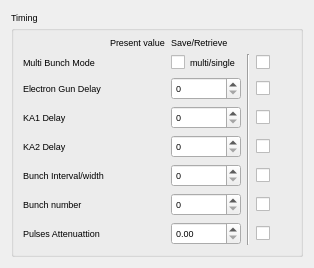
Before: the Qt Designer form ctli/widgets/ui/snapshot_timing.ui in srgblnch/LinacGUI, drawn with Qt 5.
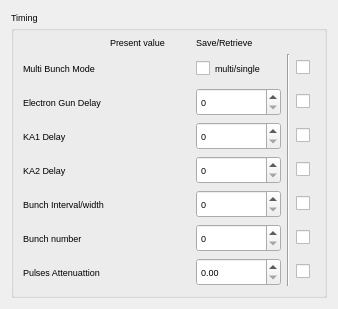
After: the same form once the commit is applied. Custom widgets are drawn as their Qt base class.

Commit message: force widget sizes to avoid column resizes

```diff
--- a/ctli/widgets/ui/snapshot_timing.ui
+++ b/ctli/widgets/ui/snapshot_timing.ui
@@ -6,8 +6,8 @@
    <rect>
     <x>0</x>
     <y>0</y>
-    <width>314</width>
-    <height>235</height>
+    <width>338</width>
+    <height>306</height>
    </rect>
   </property>
   <property name="font">
@@ -53,7 +53,14 @@
        </widget>
       </item>
       <item row="7" column="1">
-       <widget class="TaurusLabel" name="GPARead"/>
+       <widget class="TaurusLabel" name="GPARead">
+        <property name="minimumSize">
+         <size>
+          <width>80</width>
+          <height>20</height>
+         </size>
+        </property>
+       </widget>
       </item>
       <item row="3" column="4">
        <widget class="QCheckBox" name="ka1DelayCheck">
@@ -63,10 +70,30 @@
        </widget>
       </item>
       <item row="6" column="2">
-       <widget class="QSpinBox" name="GPNWrite"/>
+       <widget class="QSpinBox" name="GPNWrite">
+        <property name="minimumSize">
+         <size>
+          <width>85</width>
+          <height>28</height>
+         </size>
+        </property>
+        <property name="maximumSize">
+         <size>
+          <width>85</width>
+          <height>28</height>
+         </size>
+        </property>
+       </widget>
       </item>
       <item row="3" column="1">
-       <widget class="TaurusLabel" name="ka1DelayRead"/>
+       <widget class="TaurusLabel" name="ka1DelayRead">
+        <property name="minimumSize">
+         <size>
+          <width>80</width>
+          <height>20</height>
+         </size>
+        </property>
+       </widget>
       </item>
       <item row="1" column="3" rowspan="7">
        <widget class="Line" name="line">
@@ -76,10 +103,30 @@
        </widget>
       </item>
       <item row="5" column="1">
-       <widget class="TaurusLabel" name="GPIRead"/>
+       <widget class="TaurusLabel" name="GPIRead">
+        <property name="minimumSize">
+         <size>
+          <width>80</width>
+          <height>20</height>
+         </size>
+        </property>
+       </widget>
       </item>
       <item row="2" column="2">
-       <widget class="QSpinBox" name="GunDelayWrite"/>
+       <widget class="QSpinBox" name="GunDelayWrite">
+        <property name="minimumSize">
+         <size>
+          <width>85</width>
+          <height>28</height>
+         </size>
+        </property>
+        <property name="maximumSize">
+         <size>
+          <width>85</width>
+          <height>28</height>
+         </size>
+        </property>
+       </widget>
       </item>
       <item row="4" column="4">
        <widget class="QCheckBox" name="ka2DelayCheck">
@@ -118,6 +165,18 @@
       </item>
       <item row="1" column="2">
        <widget class="QCheckBox" name="MBMWrite">
+        <property name="minimumSize">
+         <size>
+          <width>85</width>
+          <height>28</height>
+         </size>
+        </property>
+        <property name="maximumSize">
+         <size>
+          <width>85</width>
+          <height>28</height>
+         </size>
+        </property>
         <property name="text">
          <string>multi/single</string>
         </property>
@@ -175,7 +234,20 @@
        </widget>
       </item>
       <item row="5" column="2">
-       <widget class="QSpinBox" name="GPIWrite"/>
+       <widget class="QSpinBox" name="GPIWrite">
+        <property name="minimumSize">
+         <size>
+          <width>85</width>
+          <height>28</height>
+         </size>
+        </property>
+        <property name="maximumSize">
+         <size>
+          <width>85</width>
+          <height>28</height>
+         </size>
+        </property>
+       </widget>
       </item>
       <item row="6" column="4">
        <widget class="QCheckBox" name="GPNCheck">
@@ -199,22 +271,82 @@
        </widget>
       </item>
       <item row="4" column="1">
-       <widget class="TaurusLabel" name="ka2DelayRead"/>
+       <widget class="TaurusLabel" name="ka2DelayRead">
+        <property name="minimumSize">
+         <size>
+          <width>80</width>
+          <height>20</height>
+         </size>
+        </property>
+       </widget>
       </item>
       <item row="2" column="1">
-       <widget class="TaurusLabel" name="GunDelayRead"/>
+       <widget class="TaurusLabel" name="GunDelayRead">
+        <property name="minimumSize">
+         <size>
+          <width>80</width>
+          <height>20</height>
+         </size>
+        </property>
+       </widget>
       </item>
       <item row="6" column="1">
-       <widget class="TaurusLabel" name="GPNRead"/>
+       <widget class="TaurusLabel" name="GPNRead">
+        <property name="minimumSize">
+         <size>
+          <width>80</width>
+          <height>20</height>
+         </size>
+        </property>
+       </widget>
       </item>
       <item row="3" column="2">
-       <widget class="QSpinBox" name="ka1DelayWrite"/>
+       <widget class="QSpinBox" name="ka1DelayWrite">
+        <property name="minimumSize">
+         <size>
+          <width>85</width>
+          <height>28</height>
+         </size>
+        </property>
+        <property name="maximumSize">
+         <size>
+          <width>85</width>
+          <height>28</height>
+         </size>
+        </property>
+       </widget>
       </item>
       <item row="4" column="2">
-       <widget class="QSpinBox" name="ka2DelayWrite"/>
+       <widget class="QSpinBox" name="ka2DelayWrite">
+        <property name="minimumSize">
+         <size>
+          <width>85</width>
+          <height>28</height>
+         </size>
+        </property>
+        <property name="maximumSize">
+         <size>
+          <width>85</width>
+          <height>28</height>
+         </size>
+        </property>
+       </widget>
       </item>
       <item row="7" column="2">
-       <widget class="QDoubleSpinBox" name="GPAWrite"/>
+       <widget class="QDoubleSpinBox" name="GPAWrite">
+        <property name="minimumSize">
+         <size>
+          <width>85</width>
+          <height>28</height>
+         </size>
+        </property>
+        <property name="maximumSize">
+         <size>
+          <width>85</width>
+          <height>28</height>
+         </size>
+        </property>
+       </widget>
       </item>
      </layout>
     </widget>
@@ -222,6 +354,23 @@
   </layout>
  </widget>
  <customwidgets>
+  <customwidget>
+   <class>TaurusWidget</class>
+   <extends>QWidget</extends>
+   <header>taurus.qt.qtgui.container</header>
+   <container>1</container>
+  </customwidget>
+  <customwidget>
+   <class>TaurusGroupBox</class>
+   <extends>QGroupBox</extends>
+   <header>taurus.qt.qtgui.container</header>
+   <container>1</container>
+  </customwidget>
+  <customwidget>
+   <class>TaurusLabel</class>
+   <extends>QLabel</extends>
+   <header>taurus.qt.qtgui.display</header>
+  </customwidget>
   <customwidget>
    <class>TaurusLed</class>
    <extends>QLed</extends>
@@ -237,23 +386,6 @@
    <extends>QWidget</extends>
    <header>taurus.qt.qtgui.display</header>
   </customwidget>
-  <customwidget>
-   <class>TaurusWidget</class>
-   <extends>QWidget</extends>
-   <header>taurus.qt.qtgui.container</header>
-   <container>1</container>
-  </customwidget>
-  <customwidget>
-   <class>TaurusLabel</class>
-   <extends>QLabel</extends>
-   <header>taurus.qt.qtgui.display</header>
-  </customwidget>
-  <customwidget>
-   <class>TaurusGroupBox</class>
-   <extends>QGroupBox</extends>
-   <header>taurus.qt.qtgui.container</header>
-   <container>1</container>
-  </customwidget>
  </customwidgets>
  <resources/>
  <connections/>
```
Left out of the diff: 2 changed lines with no effect on the pictures. The commit also changes 7 other files.
